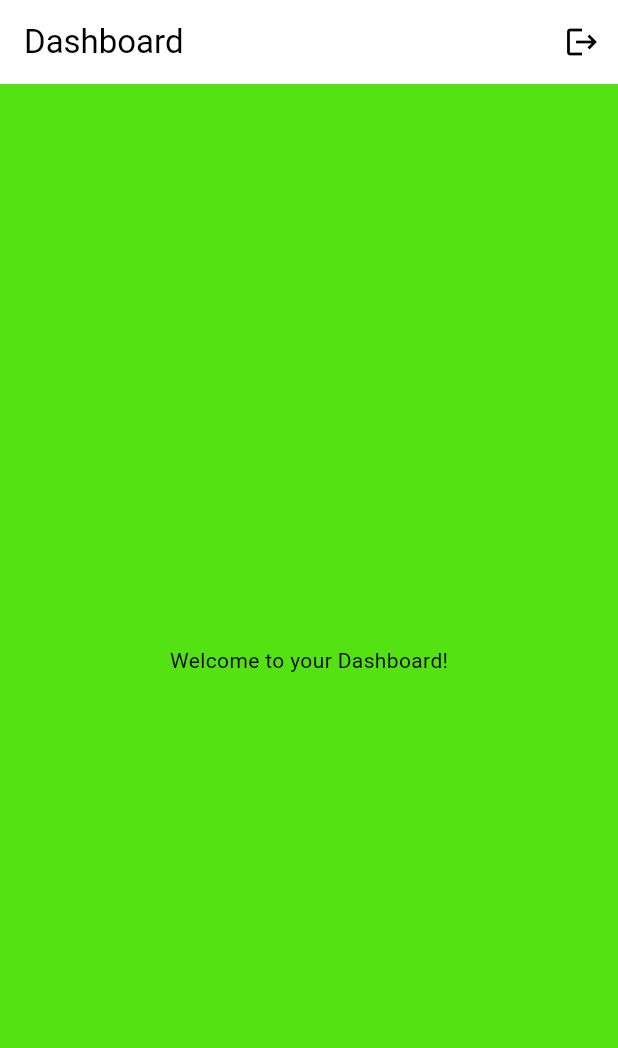
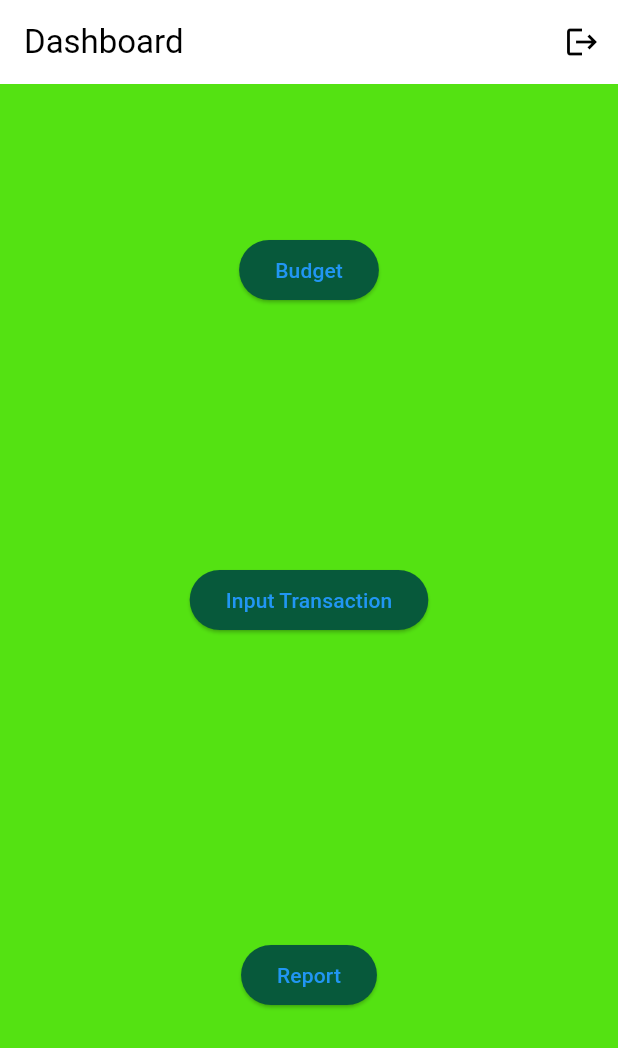
Before and after one commit to AkinniyiS/FinTrak, a Flutter app: the DashboardScreen screen opened directly, on a phone screen of 412 x 824 dp. Shown: the top 1048 px of the screen. Run offline on Flutter 3.47's test engine with Material 3 defaults, Android fonts, the light colour scheme and no system bars; our stand-ins replace firebase_auth, firebase_core; accounts and stored records are empty.

Commit message:
Add buttons to dashboard

```diff
--- a/lib/dashboard_screen.dart
+++ b/lib/dashboard_screen.dart
@@ -26,7 +26,39 @@ class DashboardScreen extends StatelessWidget {
           ),
         ],
       ),
-      body: Center(child: Text("Welcome to your Dashboard!")),
+      body: Center(
+        child: Stack(
+          alignment: Alignment.center,
+          children: [
+            Positioned(
+              top: 100,
+              child: ElevatedButton(
+                style: ElevatedButton.styleFrom(backgroundColor: const Color.fromARGB(255, 7, 89, 59)),
+                onPressed: () {},
+                child: Text('Budget'),
+              ),
+            ),
+            Positioned(
+              bottom: 150,
+
+              child: ElevatedButton(
+                style: ElevatedButton.styleFrom(backgroundColor: const Color.fromARGB(255, 7, 89, 59)),
+                onPressed: () {},
+                child: Text('Report'),
+              ),
+            ),
+            Positioned(
+              bottom: 400,
+
+              child: ElevatedButton(
+                style: ElevatedButton.styleFrom(backgroundColor: const Color.fromARGB(255, 7, 89, 59)),
+                onPressed: () {},
+                child: Text('Input Transaction'),
+              ),
+            ),
+          ],
+        ),
+      ),
     );
   }
 }
```
